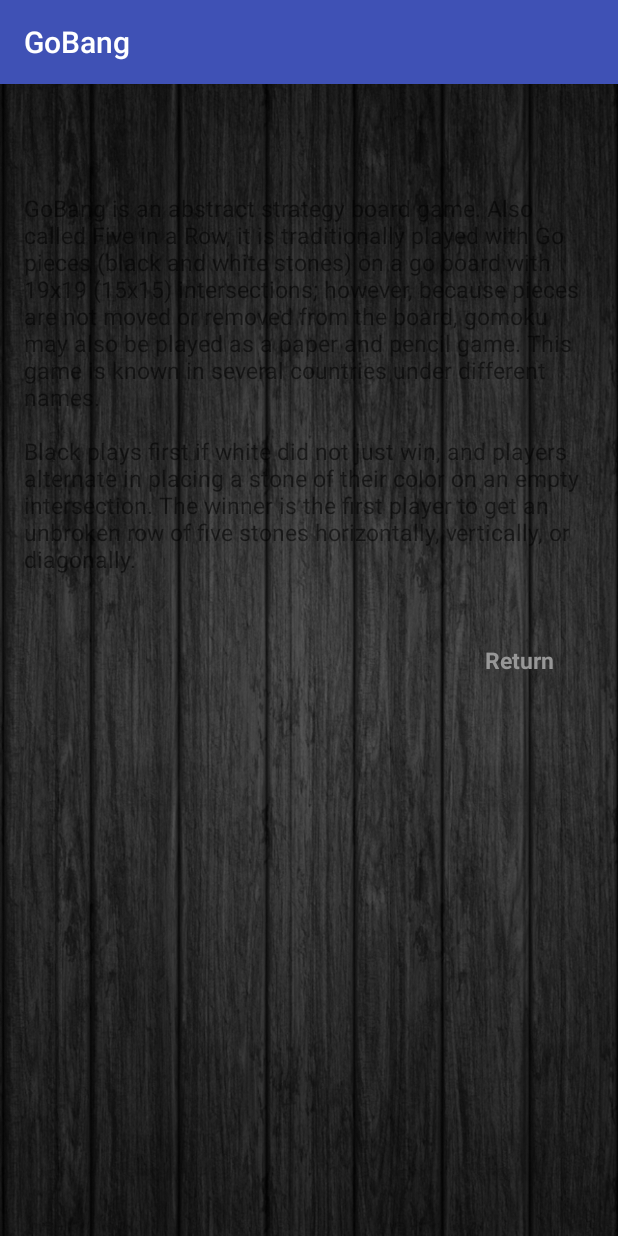
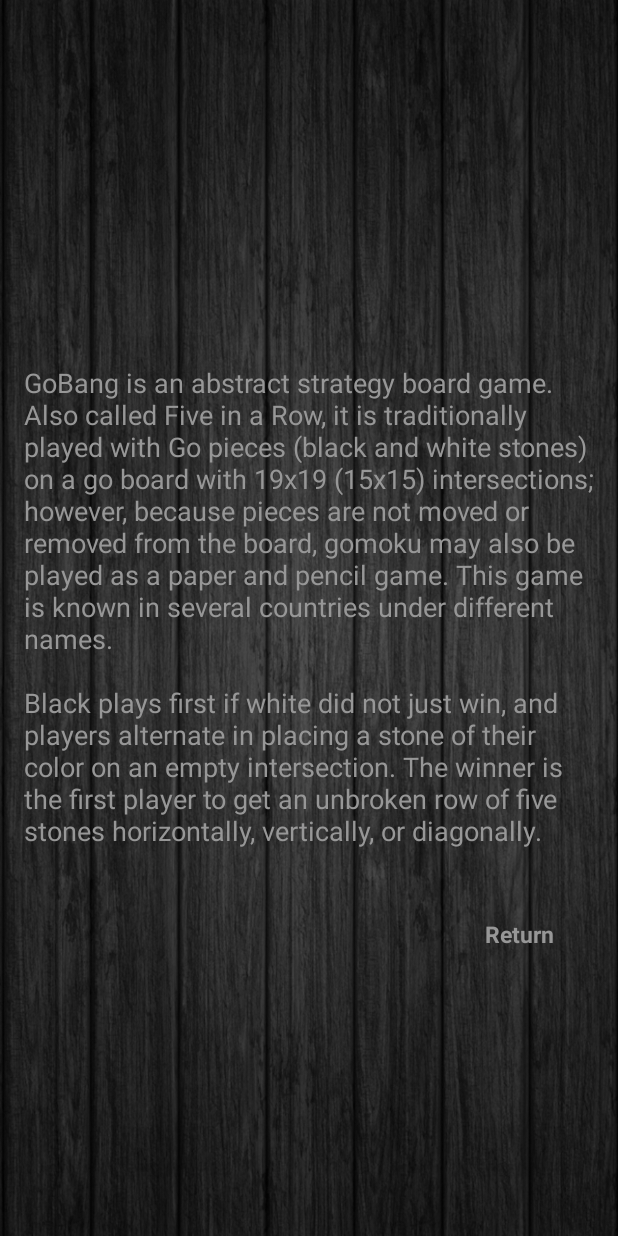
Before and after one commit to zhicongzang/AndroidGoBang, an Android app: the AboutActivity screen opened directly, with no data from a screen before it, on a phone screen of 412 x 824 dp. Run offline under Robolectric (Android 15) with nearby library versions, the phone set to English and light mode, and no system bars.

Commit message:
no message

```diff
--- a/app/src/main/AndroidManifest.xml
+++ b/app/src/main/AndroidManifest.xml
@@ -22,9 +22,6 @@
         <activity android:name=".BoardActivity" />
         <activity android:name=".SetupAIActivity"></activity><!-- ATTENTION: This was auto-generated to add Google Play services to your project for
      App Indexing.  See https://g.co/AppIndexing/AndroidStudio for more information. -->
-        <meta-data
-            android:name="com.google.android.gms.version"
-            android:value="@integer/google_play_services_version" />
     </application>
 
 </manifest>
--- a/app/src/main/java/com/example/zzang/gobang/BoardActivity.java
+++ b/app/src/main/java/com/example/zzang/gobang/BoardActivity.java
@@ -2,6 +2,9 @@ package com.example.zzang.gobang;
 
 import android.content.DialogInterface;
 import android.content.Intent;
+import android.content.res.Resources;
+import android.graphics.Bitmap;
+import android.graphics.BitmapFactory;
 import android.support.v7.app.AlertDialog;
 import android.support.v7.app.AppCompatActivity;
 import android.os.Bundle;
--- a/app/src/main/java/com/example/zzang/gobang/controls/BoardView.java
+++ b/app/src/main/java/com/example/zzang/gobang/controls/BoardView.java
@@ -64,8 +64,8 @@ public class BoardView extends View {
         chessWidth = lineWidth;
         whiteChessBitmap = Bitmap.createScaledBitmap(BitmapFactory.decodeResource(getResources(), R.drawable.stone_white),chessWidth,chessWidth,true);
         blackChessBitmap = Bitmap.createScaledBitmap(BitmapFactory.decodeResource(getResources(), R.drawable.stone_black),chessWidth,chessWidth,true);
+
     }
-
 
     @Override
     protected void onMeasure(int widthMeasureSpec, int heightMeasureSpec) {
--- a/app/src/main/res/layout/activity_about.xml
+++ b/app/src/main/res/layout/activity_about.xml
@@ -4,22 +4,23 @@
     xmlns:app="http://schemas.android.com/apk/res-auto"
     xmlns:tools="http://schemas.android.com/tools"
     android:layout_width="match_parent"
-    android:layout_height="match_parent"
-    android:background="@drawable/background">
+    android:layout_height="match_parent">
 
     <TextView
         android:text="@string/about"
         android:layout_width="0dp"
         android:layout_height="wrap_content"
         android:id="@+id/textView"
-        android:textSize="15sp"
+        android:textSize="18sp"
+        android:textColor="@color/menuTextColor"
         android:layout_marginStart="16dp"
         app:layout_constraintLeft_toLeftOf="parent"
         android:layout_marginEnd="16dp"
         app:layout_constraintRight_toRightOf="parent"
         app:layout_constraintHorizontal_bias="0.46"
-        android:layout_marginTop="72dp"
-        app:layout_constraintTop_toTopOf="parent" />
+        app:layout_constraintTop_toTopOf="parent"
+        app:layout_constraintBottom_toBottomOf="parent"
+        android:layout_marginBottom="16dp" />
 
     <TextView
         android:text="Return"
--- a/app/src/main/res/layout/activity_setup_ai.xml
+++ b/app/src/main/res/layout/activity_setup_ai.xml
@@ -4,8 +4,7 @@
     xmlns:app="http://schemas.android.com/apk/res-auto"
     xmlns:tools="http://schemas.android.com/tools"
     android:layout_width="match_parent"
-    android:layout_height="match_parent"
-    android:background="@drawable/boardbackground">
+    android:layout_height="match_parent">
 
     <TextView
         android:text="AI Configuration"
@@ -15,7 +14,7 @@
         android:layout_width="wrap_content"
         android:layout_height="wrap_content"
         android:id="@+id/textView2"
-        android:layout_marginTop="24dp"
+        android:layout_marginTop="64dp"
         app:layout_constraintTop_toTopOf="parent"
         android:layout_marginStart="16dp"
         app:layout_constraintLeft_toLeftOf="parent"
--- a/app/src/main/res/values/styles.xml
+++ b/app/src/main/res/values/styles.xml
@@ -6,6 +6,14 @@
         <item name="colorPrimary">@color/colorPrimary</item>
         <item name="colorPrimaryDark">@color/colorPrimaryDark</item>
         <item name="colorAccent">@color/colorAccent</item>
+        <item name="windowNoTitle">true</item>
+        <item name="windowActionBar">false</item>
+        <item name="android:windowTranslucentStatus">true</item>
+        <item name="android:windowBackground">@drawable/background</item>
+    </style>
+
+    <style name="Board">
+        <item name="android:background">@drawable/board</item>
     </style>
 
     <style name="AppTheme.NoActionBar">
```
Also changed, not shown: app/src/main/res/layout/activity_board.xml (+16 -19 lines), app/src/main/res/layout/activity_main.xml (+3 -5 lines), app/src/main/Background-web.png (deleted), app/src/main/res/drawable/board.png, 3 other files.
